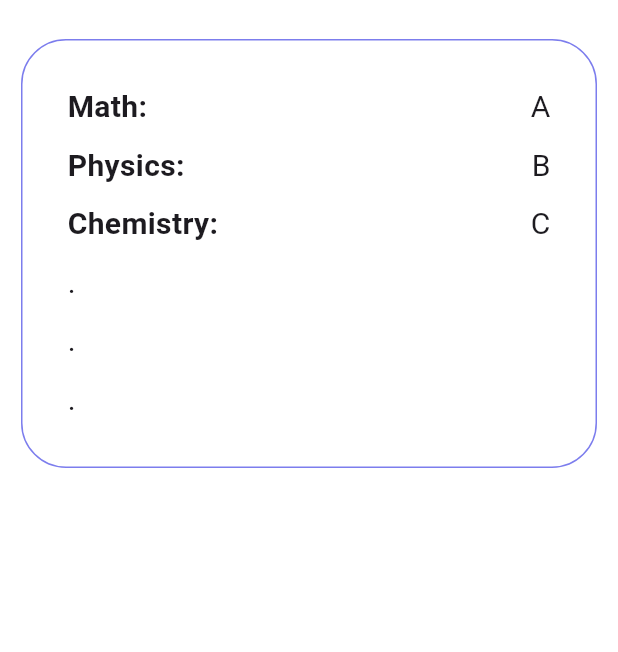
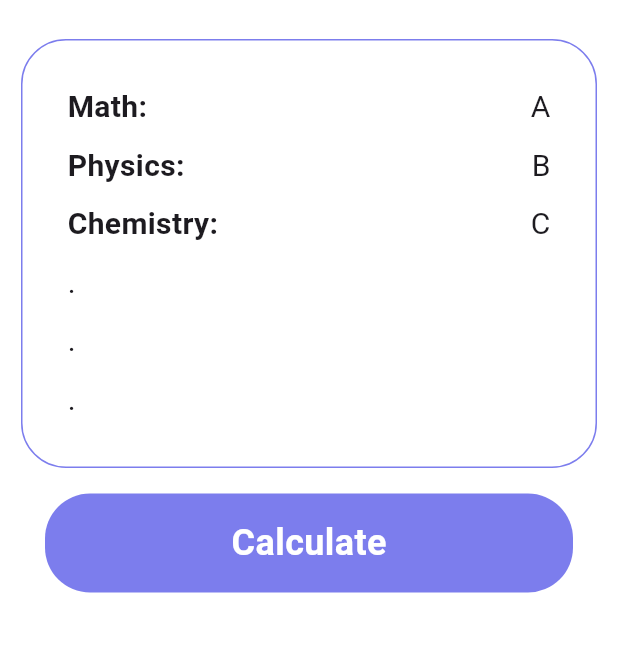
Before and after one commit to Kuwait-ZERO/Task--Flutter-UI-Grade-Calculator, a Flutter app: the screen it shows after launch, on a phone screen of 412 x 824 dp, the part 69-721 px from its top. Run offline on Flutter 3.47's test engine with Material 3 defaults, Android fonts, the phone set to English and light mode, and no system bars.

Commit message:
Fixed .fixed the calculate container to match the phone.

```diff
--- a/lib/main.dart
+++ b/lib/main.dart
@@ -98,7 +98,7 @@ class MyApp extends StatelessWidget {
                 // Second Container
                 Container(
                   padding: EdgeInsets.symmetric(vertical: 16),
-                  margin: EdgeInsets.only(top: 150, left: 300, right: 300),
+                  margin: EdgeInsets.only(top: 1, left: 30, right: 30),
                   decoration: BoxDecoration(
                     color: customColor,
                     borderRadius: BorderRadius.circular(30),
```
